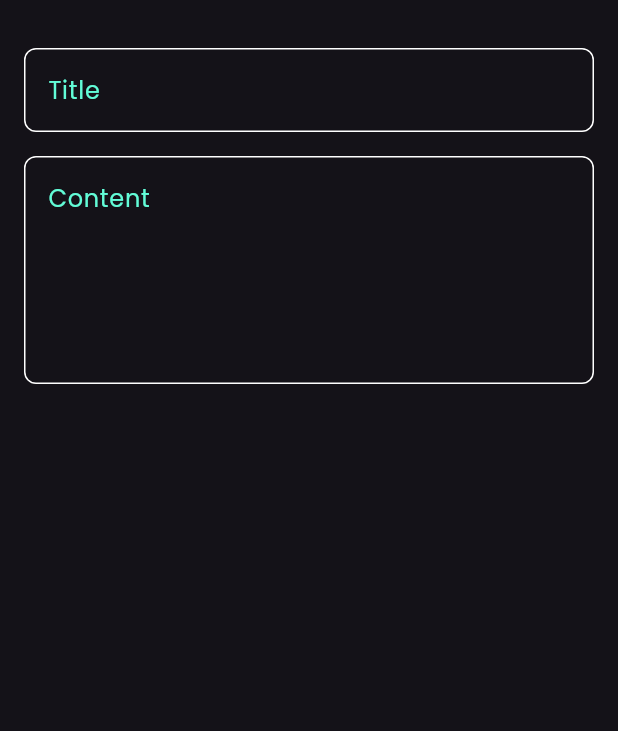
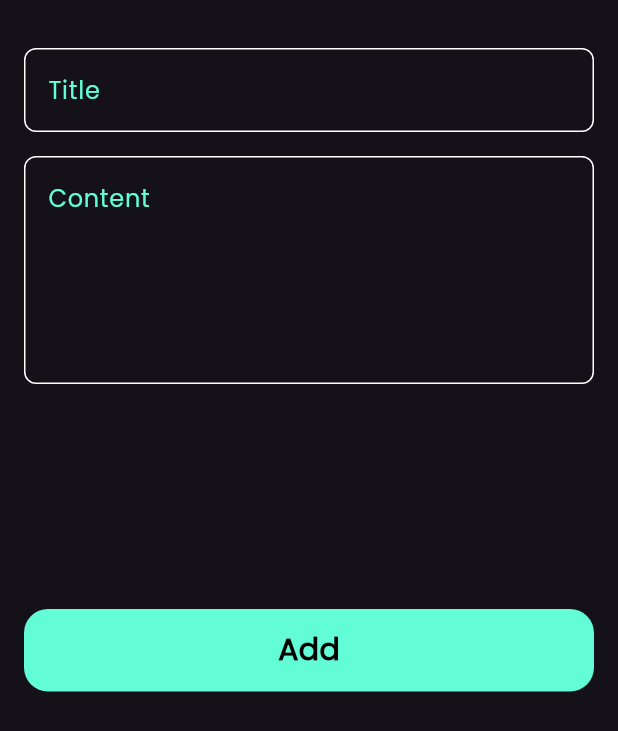
Before and after one commit to Mohammadalsalhi55/Notes_App_18-2, a Flutter app: the AddNotesButtom widget shown alone on an empty page, opened directly, on a phone screen of 412 x 824 dp. Shown: the top 731 px of the screen. Run offline on Flutter 3.47's test engine with Material 3 defaults, Android fonts, the phone set to English and light mode, and no system bars; our stand-ins replace another_xlider, font_awesome_flutter.

Commit message:
add buttom add

```diff
--- /dev/null
+++ b/note_app/lib/views/Custom_buttom.dart
@@ -0,0 +1,22 @@
+import 'package:flutter/material.dart';
+import 'package:note_app/constants.dart';
+
+class CustomButtom extends StatelessWidget {
+  const CustomButtom({super.key});
+
+  @override
+  Widget build(BuildContext context) {
+    return Container(
+      decoration: BoxDecoration(
+          color: kprimarycolor, borderRadius: BorderRadius.circular(16)),
+      width: MediaQuery.of(context).size.width,
+      height: 55,
+      child: const Center(
+          child: Text(
+        "Add",
+        style: TextStyle(
+            color: Colors.black, fontSize: 20, fontWeight: FontWeight.bold),
+      )),
+    );
+  }
+}
--- a/note_app/lib/views/add_notse_buttom.dart
+++ b/note_app/lib/views/add_notse_buttom.dart
@@ -1,4 +1,5 @@
 import 'package:flutter/material.dart';
+import 'package:note_app/views/Custom_buttom.dart';
 import 'package:note_app/views/custom_text_field.dart';
 
 class AddNotesButtom extends StatelessWidget {
@@ -7,7 +8,8 @@
   @override
   Widget build(BuildContext context) {
     return const Padding(
-      padding: const EdgeInsets.symmetric(horizontal: 16),
+      padding: EdgeInsets.symmetric(horizontal: 16),
+      child: SingleChildScrollView(
         child: Column(
           children: [
             SizedBox(
@@ -23,7 +25,15 @@
               hint: 'Content',
               maxlines: 5,
             ),
+            SizedBox(
+              height: 150,
+            ),
+            CustomButtom(),
+            SizedBox(
+              height: 16,
+            ),
           ],
+        ),
       ),
     );
   }
```
Lines whose indentation alone changed are shown as unchanged.
